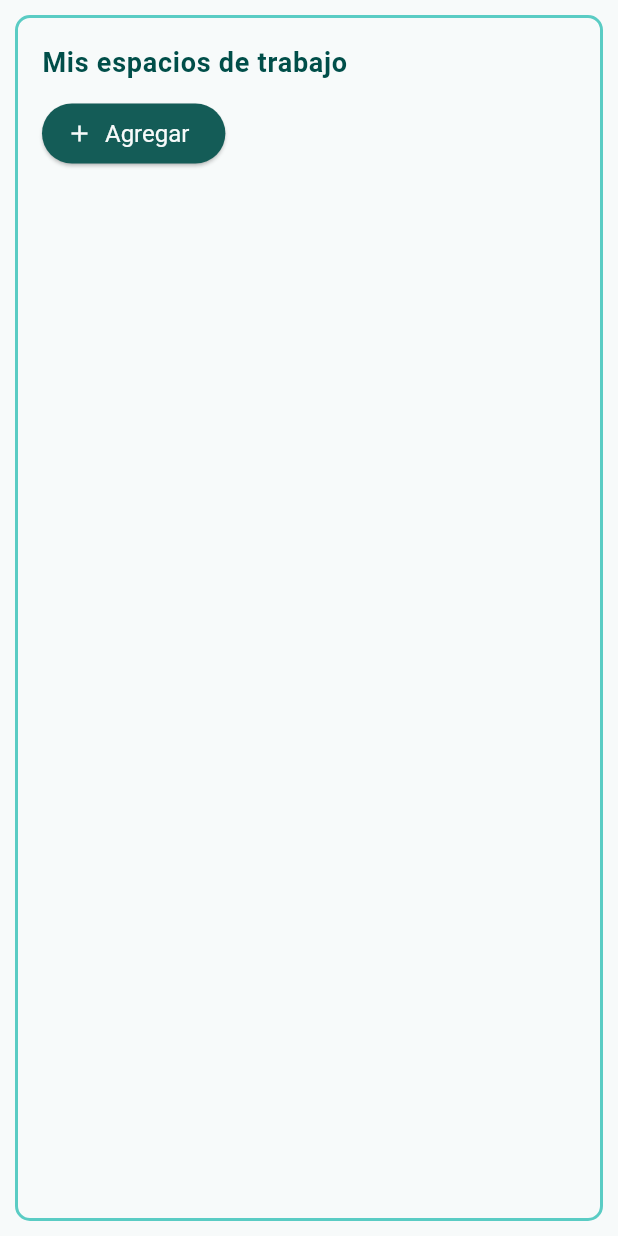
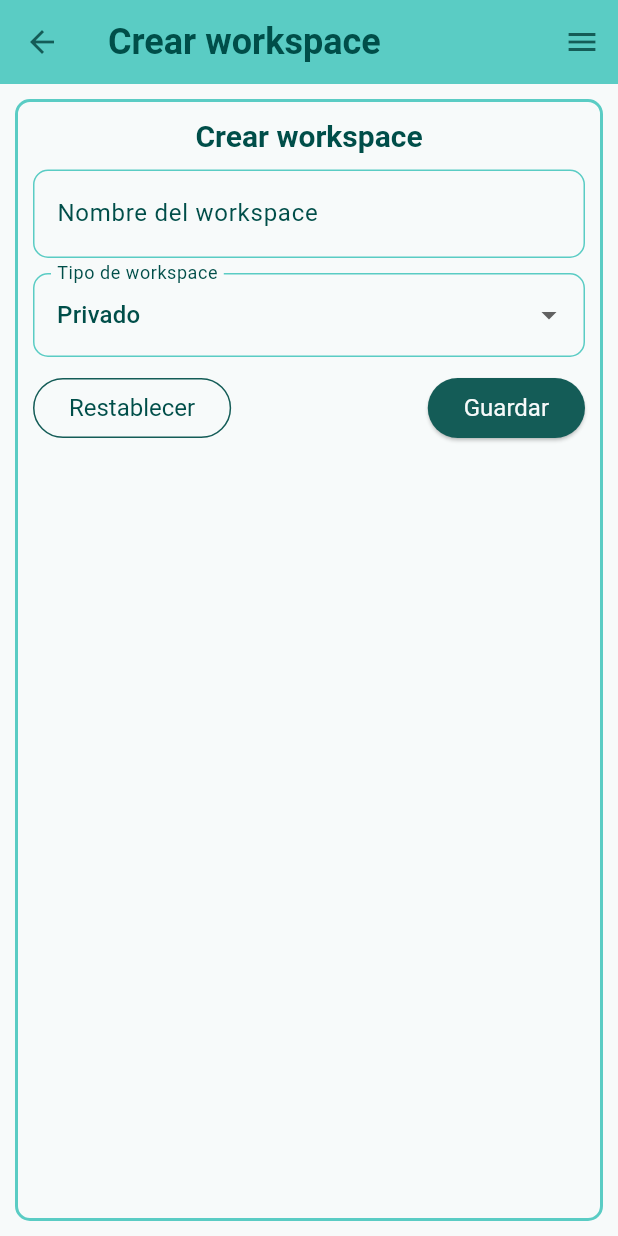
Before and after one commit to Emmanueloz/frontend_water_quality, a Flutter app: the MainGridWorkspaces widget shown alone on an empty page, opened directly with empty values, after a tap on "Agregar", on a phone screen of 412 x 824 dp. Run offline on Flutter 3.47's test engine with Material 3 defaults, Android fonts, the phone set to English and light mode, and no system bars; our stand-ins replace fl_chart, go_router; missing offline and left inert: girix_code_gauge.

Commit message:
feat: Formulario del espacio de trabajo

```diff
--- /dev/null
+++ b/lib/core/enums/type_workspace.dart
@@ -0,0 +1,4 @@
+enum TypeWorkspace {
+  public,
+  private,
+}
--- a/lib/core/theme/theme.dart
+++ b/lib/core/theme/theme.dart
@@ -178,6 +178,13 @@ class AppTheme {
           textStyle: textTheme.bodyMedium,
         ),
       ),
+      outlinedButtonTheme: OutlinedButtonThemeData(
+        style: OutlinedButton.styleFrom(
+          side: BorderSide(color: colorScheme.secondary, width: 1),
+          foregroundColor: textColor,
+          textStyle: textTheme.bodyMedium,
+        ),
+      ),
       textButtonTheme: TextButtonThemeData(
         style: TextButton.styleFrom(
           foregroundColor: textColor, //#5bcdc5
--- /dev/null
+++ b/lib/presentation/pages/form_workspace.dart
@@ -0,0 +1,80 @@
+import 'package:flutter/material.dart';
+import 'package:frontend_water_quality/core/enums/screen_size.dart';
+import 'package:frontend_water_quality/core/enums/type_workspace.dart';
+import 'package:frontend_water_quality/presentation/widgets/common/base_container.dart';
+import 'package:frontend_water_quality/presentation/widgets/layout/layout.dart';
+
+class FormWorkspace extends StatelessWidget {
+  final String? idWorkspace;
+  const FormWorkspace({
+    super.key,
+    this.idWorkspace,
+  });
+
+  @override
+  Widget build(BuildContext context) {
+    String title = idWorkspace != null ? "Editar workspace" : "Crear workspace";
+
+    return Layout(
+      title: title,
+      builder: (context, screenSize) {
+        return Align(
+          alignment: Alignment.topCenter,
+          child: BaseContainer(
+            width: screenSize == ScreenSize.mobile ? double.infinity : 600,
+            height: screenSize == ScreenSize.mobile ? double.infinity : 600,
+            margin: EdgeInsets.all(10),
+            padding: EdgeInsets.all(10),
+            child: Column(
+              spacing: 10,
+              children: [
+                Text(
+                  title,
+                  style: Theme.of(context)
+                      .textTheme
+                      .titleLarge
+                      ?.copyWith(fontWeight: FontWeight.bold),
+                ),
+                TextFormField(
+                  decoration: InputDecoration(
+                    labelText: "Nombre del workspace",
+                  ),
+                ),
+                DropdownButtonFormField(
+                  decoration: InputDecoration(
+                    labelText: "Tipo de workspace",
+                  ),
+                  value: TypeWorkspace.private,
+                  items: [
+                    DropdownMenuItem(
+                      value: TypeWorkspace.private,
+                      child: Text("Privado"),
+                    ),
+                    DropdownMenuItem(
+                      value: TypeWorkspace.public,
+                      child: Text("Publico"),
+                    ),
+                  ],
+                  onChanged: (value) {},
+                ),
+                Row(
+                  mainAxisAlignment: MainAxisAlignment.spaceBetween,
+                  children: [
+                    OutlinedButton(
+                      onPressed: () {},
+                      child: Text("Restablecer"),
+                    ),
+                    ElevatedButton(
+                      onPressed: () {},
+                      child: Text("Guardar"),
+                    ),
+                  ],
+                ),
+              ],
+            ),
+          ),
+        );
+      },
+    );
+  }
+}
--- a/lib/presentation/widgets/specific/workspace/main_grid_workspaces.dart
+++ b/lib/presentation/widgets/specific/workspace/main_grid_workspaces.dart
@@ -3,6 +3,8 @@ import 'package:frontend_water_quality/core/enums/list_workspaces.dart';
 import 'package:frontend_water_quality/core/enums/screen_size.dart';
 import 'package:frontend_water_quality/presentation/widgets/common/base_container.dart';
 import 'package:frontend_water_quality/presentation/widgets/specific/workspace/button_actions.dart';
+import 'package:frontend_water_quality/router/routes.dart';
+import 'package:go_router/go_router.dart';
 
 class MainGridWorkspaces extends StatelessWidget {
   final ListWorkspaces type;
@@ -80,6 +82,12 @@ class MainGridWorkspaces extends StatelessWidget {
                 ElevatedButton.icon(
                   onPressed: () {
                     print("Agregar espacio de trabajo");
+                    context.goNamed(
+                      Routes.createWorkspace.name,
+                      pathParameters: {
+                        "type": ListWorkspaces.mine.name,
+                      },
+                    );
                   },
                   icon: const Icon(Icons.add),
                   label: const Text("Agregar"),
--- a/lib/router/app_router.dart
+++ b/lib/router/app_router.dart
@@ -1,5 +1,6 @@
 // app_router.dart
 import 'package:frontend_water_quality/core/enums/list_workspaces.dart';
+import 'package:frontend_water_quality/presentation/pages/form_workspace.dart';
 import 'package:frontend_water_quality/presentation/pages/list_workspace.dart';
 import 'package:frontend_water_quality/presentation/pages/login.dart';
 import 'package:frontend_water_quality/presentation/pages/register.dart';
@@ -53,6 +54,14 @@ class AppRouter {
           return ListWorkspace(type: type);
         },
         routes: [
+          GoRoute(
+            path: Routes.createWorkspace.path,
+            name: Routes.createWorkspace.name,
+            builder: (context, state) {
+              print("Create Workspace");
+              return FormWorkspace();
+            },
+          ),
           GoRoute(
               path: Routes.viewWorkspace.path,
               name: Routes.viewWorkspace.name,
@@ -110,7 +119,7 @@ class AppRouter {
             description: "Nueva notificacion",
             qualityLevel: "buena",
             id: id,
-            );
+          );
         },
       ),
     ],
--- a/lib/router/routes.dart
+++ b/lib/router/routes.dart
@@ -16,6 +16,11 @@ class Routes {
   static RouteProperties listWorkspace = RouteProperties(
     name: "listWorkspace",
     path: "/workspaces/:type",
+  );
+  static RouteProperties createWorkspace = RouteProperties(
+    name: "createWorkspace",
+    path: "/create",
+    pathRoot: "/workspace/mine",
   );
   static RouteProperties viewWorkspace = RouteProperties(
     name: "viewWorkspace",
```
